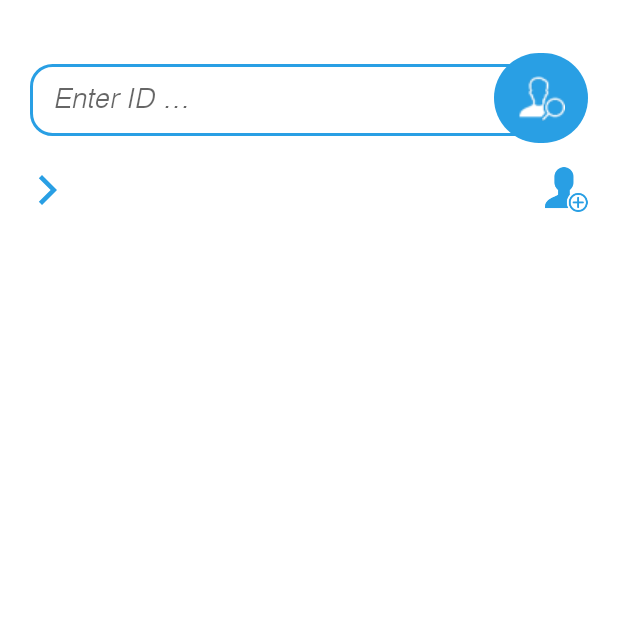
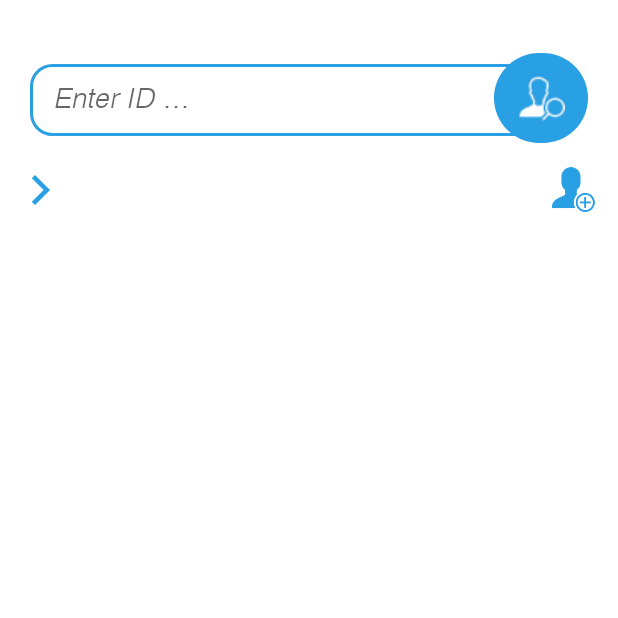
Before and after one commit to akramAssi/employee, an Android app: the screen it shows after launch (MainActivity), on a phone screen of 412 x 824 dp, the top half of it. Run offline under Robolectric (Android 15) with nearby library versions, the phone set to English and light mode, and no system bars; 2 statements that could not run were skipped.

Commit message:
reduce margin and padding 20dp to 15dp

```diff
--- a/app/src/main/res/layout/activity_main.xml
+++ b/app/src/main/res/layout/activity_main.xml
@@ -51,9 +51,9 @@
     <LinearLayout
         android:layout_width="match_parent"
         android:layout_height="wrap_content"
-        android:layout_marginStart="20dp"
+        android:layout_marginStart="15dp"
         android:layout_marginTop="5dp"
-        android:layout_marginEnd="20dp"
+        android:layout_marginEnd="15dp"
         android:layout_marginBottom="10dp"
         android:gravity="center_vertical"
         android:orientation="horizontal">
@@ -119,7 +119,7 @@
         android:id="@+id/displayList"
         android:layout_width="match_parent"
         android:layout_height="match_parent"
-        android:padding="20dp">
+        android:padding="15dp">
 
     </androidx.recyclerview.widget.RecyclerView>
 
```
